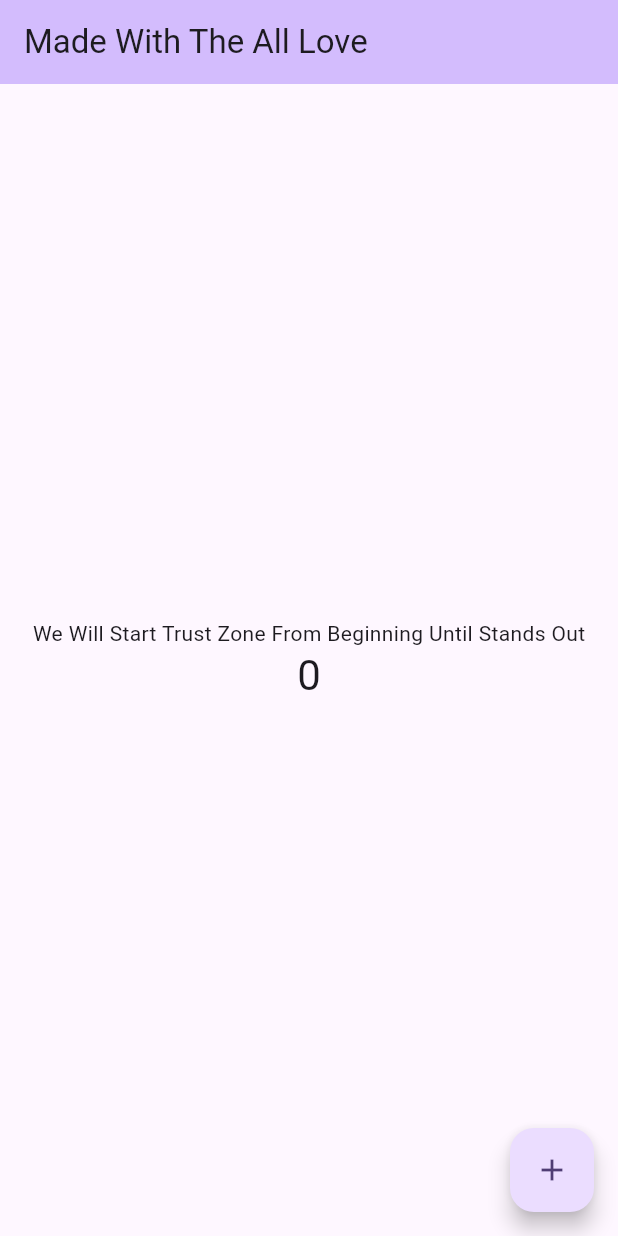
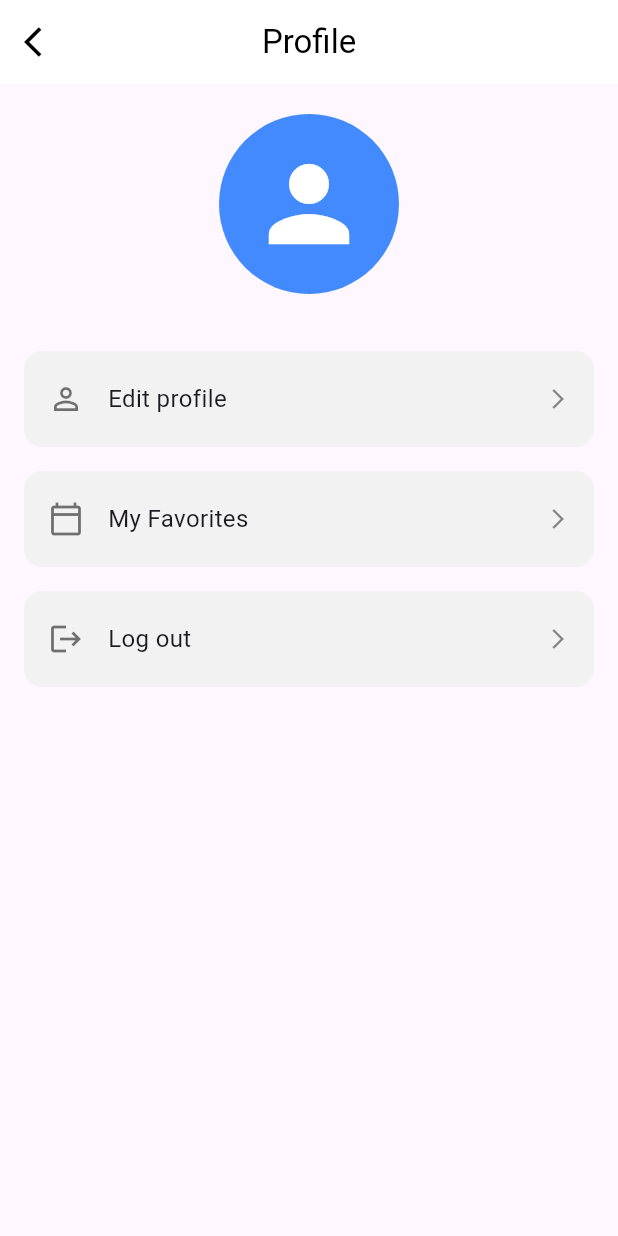
Before and after one commit to reemahmad23/NTrust_Zone, a Flutter app: the screen it shows after launch, on a phone screen of 412 x 824 dp. Run offline on Flutter 3.47's test engine with Material 3 defaults, Android fonts, the light colour scheme and no system bars; our stand-ins replace device_preview, go_router.

Commit message:
made with all ot the love set structure of trust zone

```diff
--- /dev/null
+++ b/lib/core/utils/app_router.dart
@@ -0,0 +1,14 @@
+import 'package:go_router/go_router.dart';
+import 'package:home/features/home/presentation/views/edit_profile_view.dart';
+import 'package:home/features/home/presentation/views/profile_view.dart';
+
+
+abstract class AppRouter {
+  static final router = GoRouter(
+    routes: <RouteBase>[
+      GoRoute(path: '/', builder: (context, state) => ProfileView()),
+      GoRoute( path: '/edit-profile', builder: (context, state) =>  EditProfileView(),
+),
+    ],
+  );
+}
--- /dev/null
+++ b/lib/features/home/presentation/views/profile_view.dart
@@ -0,0 +1,57 @@
+import 'package:flutter/material.dart';
+import 'package:go_router/go_router.dart';
+import 'package:home/features/home/presentation/views/widgets/profile_button.dart';
+
+
+class ProfileView extends StatelessWidget {
+  const ProfileView({super.key});
+
+  @override
+  Widget build(BuildContext context) {
+    return Scaffold(
+      appBar: AppBar(
+        leading: IconButton(
+          icon: const Icon(Icons.arrow_back_ios),
+          onPressed: () => Navigator.pop(context),
+        ),
+        title: const Text("Profile"),
+        centerTitle: true,
+        backgroundColor: Colors.white,
+        elevation: 0,
+        foregroundColor: Colors.black,
+      ),
+      body: Column(
+        children: [
+          const SizedBox(height: 20),
+          const CircleAvatar(
+            radius: 60,
+            backgroundColor: Colors.blueAccent,
+            child: Icon(Icons.person, size: 80, color: Colors.white),
+          ),
+          const SizedBox(height: 30),
+          ProfileButton(
+            icon: Icons.person_outline,
+            label: "Edit profile",
+            onTap: () {
+                context.push('/edit-Profile');
+            },
+          ),
+          ProfileButton(
+            icon: Icons.calendar_today_outlined,
+            label: "My Favorites",
+            onTap: () {
+              // Navigate to bookings page
+            },
+          ),
+          ProfileButton(
+            icon: Icons.logout,
+            label: "Log out",
+            onTap: () {
+              // Handle log out
+            },
+          ),
+        ],
+      ),
+    );
+  }
+}
--- /dev/null
+++ b/lib/features/home/presentation/views/widgets/profile_button.dart
@@ -0,0 +1,44 @@
+import 'package:flutter/material.dart';
+
+class ProfileButton extends StatelessWidget {
+  final IconData icon;
+  final String label;
+  final VoidCallback onTap;
+
+  const ProfileButton({
+    super.key,
+    required this.icon,
+    required this.label,
+    required this.onTap,
+  });
+
+  @override
+  Widget build(BuildContext context) {
+    return Padding(
+      padding: const EdgeInsets.symmetric(horizontal: 16, vertical: 8),
+      child: InkWell(
+        onTap: onTap,
+        borderRadius: BorderRadius.circular(12),
+        child: Container(
+          padding: const EdgeInsets.symmetric(vertical: 20, horizontal: 16),
+          decoration: BoxDecoration(
+            color: const Color(0xFFF2F2F2),
+            borderRadius: BorderRadius.circular(12),
+          ),
+          child: Row(
+            children: [
+              Icon(icon, color: Colors.black54),
+              const SizedBox(width: 16),
+              Text(
+                label,
+                style: const TextStyle(fontSize: 16),
+              ),
+              const Spacer(),
+              const Icon(Icons.arrow_forward_ios, size: 16, color: Colors.black45),
+            ],
+          ),
+        ),
+      ),
+    );
+  }
+}
--- a/lib/main.dart
+++ b/lib/main.dart
@@ -1,122 +1,47 @@
 import 'package:flutter/material.dart';
+import 'package:home/core/utils/app_router.dart';
+import 'package:device_preview/device_preview.dart';
 
-void main() {
-  runApp(const MyApp());
+void main() async {
+
+  runApp(
+    DevicePreview(
+    enabled: true,
+    builder: (context) => const TrustZone(),
+  )
+  );
 }
+  // class TrustZone extends StatelessWidget {
+  // const TrustZone({super.key});
 
-class MyApp extends StatelessWidget {
-  const MyApp({super.key});
+  // @override
+  // Widget build(BuildContext context) {
+  // return MultiBlocProvider(
+  // providers: [
+  // BlocProvider(create: (context) => AuthCubit()),
+  // BlocProvider(create: (context) => LoginCubit()),
+  // ],
+  // child: MaterialApp(
+  // title: 'Flutter Clean Architecture',
+  // initialRoute: AppRoutes.logoView,
+  // onGenerateRoute: AppRoutes.generateRoute,
+  // ),
+  // );
+  // }
+  // }
+
+class TrustZone extends StatelessWidget {
+  const TrustZone({super.key});
 
   // This widget is the root of your application.
   @override
   Widget build(BuildContext context) {
-    return MaterialApp(
-      title: 'Trust Zone ',
-      theme: ThemeData(
-        // This is the theme of your application.
-        //
-        // TRY THIS: Try running your application with "flutter run". You'll see
-        // the application has a purple toolbar. Then, without quitting the app,
-        // try changing the seedColor in the colorScheme below to Colors.green
-        // and then invoke "hot reload" (save your changes or press the "hot
-        // reload" button in a Flutter-supported IDE, or press "r" if you used
-        // the command line to start the app).
-        //
-        // Notice that the counter didn't reset back to zero; the application
-        // state is not lost during the reload. To reset the state, use hot
-        // restart instead.
-        //
-        // This works for code too, not just values: Most code changes can be
-        // tested with just a hot reload.
-        colorScheme: ColorScheme.fromSeed(seedColor: Colors.deepPurple),
-      ),
-      home: const MyHomePage(title: 'Made With The All Love'),
+    return MaterialApp.router(
+        locale: DevicePreview.locale(context),
+        builder: DevicePreview.appBuilder,
+        routerConfig: AppRouter.router,
+        debugShowCheckedModeBanner: false,
+
     );
   }
 }
-
-class MyHomePage extends StatefulWidget {
-  const MyHomePage({super.key, required this.title});
-
-  // This widget is the home page of your application. It is stateful, meaning
-  // that it has a State object (defined below) that contains fields that affect
-  // how it looks.
-
-  // This class is the configuration for the state. It holds the values (in this
-  // case the title) provided by the parent (in this case the App widget) and
-  // used by the build method of the State. Fields in a Widget subclass are
-  // always marked "final".
-
-  final String title;
-
-  @override
-  State<MyHomePage> createState() => _MyHomePageState();
-}
-
-class _MyHomePageState extends State<MyHomePage> {
-  int _counter = 0;
-
-  void _incrementCounter() {
-    setState(() {
-      // This call to setState tells the Flutter framework that something has
-      // changed in this State, which causes it to rerun the build method below
-      // so that the display can reflect the updated values. If we changed
-      // _counter without calling setState(), then the build method would not be
-      // called again, and so nothing would appear to happen.
-      _counter++;
-    });
-  }
-
-  @override
-  Widget build(BuildContext context) {
-    // This method is rerun every time setState is called, for instance as done
-    // by the _incrementCounter method above.
-    //
-    // The Flutter framework has been optimized to make rerunning build methods
-    // fast, so that you can just rebuild anything that needs updating rather
-    // than having to individually change instances of widgets.
-    return Scaffold(
-      appBar: AppBar(
-        // TRY THIS: Try changing the color here to a specific color (to
-        // Colors.amber, perhaps?) and trigger a hot reload to see the AppBar
-        // change color while the other colors stay the same.
-        backgroundColor: Theme.of(context).colorScheme.inversePrimary,
-        // Here we take the value from the MyHomePage object that was created by
-        // the App.build method, and use it to set our appbar title.
-        title: Text(widget.title),
-      ),
-      body: Center(
-        // Center is a layout widget. It takes a single child and positions it
-        // in the middle of the parent.
-        child: Column(
-          // Column is also a layout widget. It takes a list of children and
-          // arranges them vertically. By default, it sizes itself to fit its
-          // children horizontally, and tries to be as tall as its parent.
-          //
-          // Column has various properties to control how it sizes itself and
-          // how it positions its children. Here we use mainAxisAlignment to
-          // center the children vertically; the main axis here is the vertical
-          // axis because Columns are vertical (the cross axis would be
-          // horizontal).
-          //
-          // TRY THIS: Invoke "debug painting" (choose the "Toggle Debug Paint"
-          // action in the IDE, or press "p" in the console), to see the
-          // wireframe for each widget.
-          mainAxisAlignment: MainAxisAlignment.center,
-          children: <Widget>[
-            const Text("We Will Start Trust Zone From Beginning Until Stands Out"),
-            Text(
-              '$_counter',
-              style: Theme.of(context).textTheme.headlineMedium,
-            ),
-          ],
-        ),
-      ),
-      floatingActionButton: FloatingActionButton(
-        onPressed: _incrementCounter,
-        tooltip: 'Increment',
-        child: const Icon(Icons.add),
-      ), // This trailing comma makes auto-formatting nicer for build methods.
-    );
-  }
-}
```
Also changed, not shown: lib/core/utils/app_strings.dart (added, +16 -0 lines), lib/core/utils/app_styles.dart (added, +123 -0 lines), lib/core/utils/color_manager.dart (added, +9 -0 lines), lib/core/utils/values__managers.dart (added, +42 -0 lines), lib/features/home/presentation/views/edit_profile_view.dart (added, +107 -0 lines), pubspec.yaml (+34 -30 lines), lib/core/errors/failure.dart (added), pubspec.lock, 2 other files.
